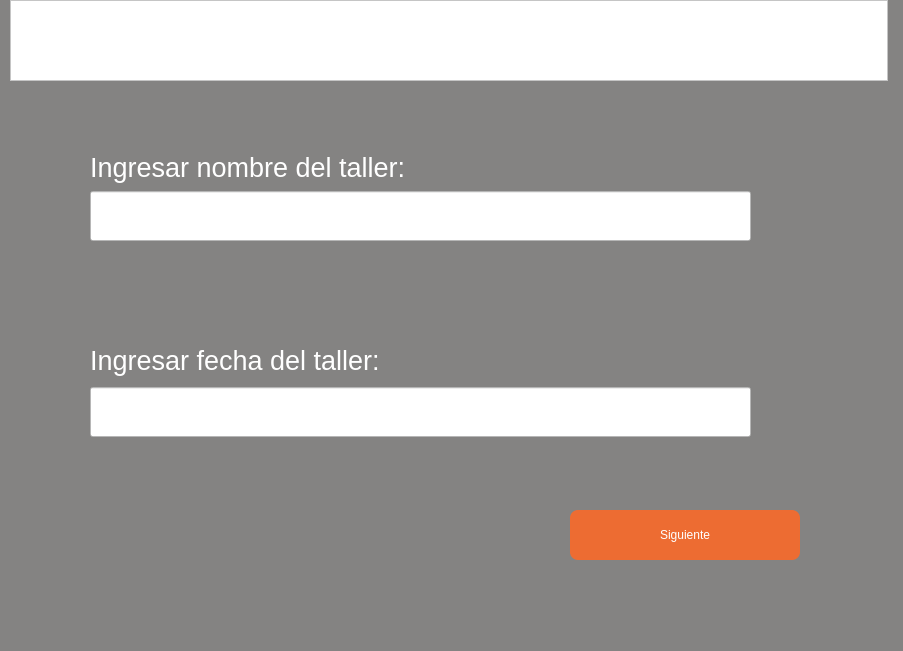
This is DiplomaFieldsScreen.ui in RicarlOz/DiplomaGenerator as Qt 5 draws it before an edit. The edited form follows.
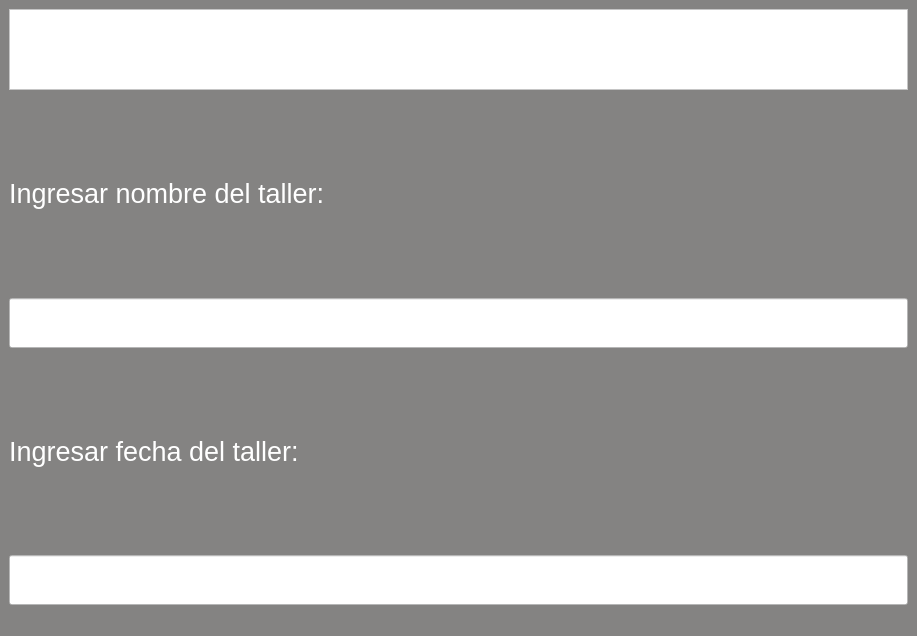
This is the edited form. Icons and pictures are not drawn.

Commit message: Diploma Fileds Screen responsiva

What changed in the file:
```diff
--- a/DiplomaFieldsScreen.ui
+++ b/DiplomaFieldsScreen.ui
@@ -6,30 +6,24 @@
    <rect>
     <x>0</x>
     <y>0</y>
-    <width>903</width>
-    <height>651</height>
+    <width>917</width>
+    <height>636</height>
    </rect>
   </property>
   <property name="windowTitle">
    <string>Generador de Diplomas</string>
   </property>
   <property name="autoFillBackground">
-   <bool>true</bool>
+   <bool>false</bool>
   </property>
   <property name="styleSheet">
    <string notr="true">color: white;
 background-color: rgb(132, 131, 130);</string>
   </property>
-  <widget class="QWidget" name="centralwidget">
+  <widget class="QWidget" name="Form">
+   <layout class="QGridLayout" name="gridLayout_2">
+    <item row="0" column="0">
    <widget class="QFrame" name="frame">
-    <property name="geometry">
-     <rect>
-      <x>10</x>
-      <y>0</y>
-      <width>878</width>
-      <height>81</height>
-     </rect>
-    </property>
     <property name="maximumSize">
      <size>
       <width>16777215</width>
@@ -77,37 +71,18 @@
      </item>
     </layout>
    </widget>
-   <widget class="QWidget" name="verticalLayoutWidget">
-    <property name="geometry">
-     <rect>
-      <x>40</x>
-      <y>100</y>
-      <width>761</width>
-      <height>191</height>
-     </rect>
-    </property>
-    <layout class="QVBoxLayout" name="verticalLayout">
-     <property name="leftMargin">
-      <number>50</number>
-     </property>
-     <property name="topMargin">
-      <number>50</number>
-     </property>
-     <property name="rightMargin">
-      <number>50</number>
-     </property>
-     <property name="bottomMargin">
-      <number>50</number>
-     </property>
+    </item>
+    <item row="1" column="0">
+     <layout class="QVBoxLayout" name="vlName">
      <item>
-      <widget class="QLabel" name="label_2">
+       <widget class="QLabel" name="lbName">
        <property name="text">
         <string>&lt;html&gt;&lt;head/&gt;&lt;body&gt;&lt;p&gt;&lt;span style=&quot; font-size:20pt;&quot;&gt;Ingresar nombre del taller:&lt;/span&gt;&lt;/p&gt;&lt;/body&gt;&lt;/html&gt;</string>
        </property>
       </widget>
      </item>
      <item>
-      <widget class="QLineEdit" name="lineEdit_2">
+       <widget class="QLineEdit" name="tfName">
        <property name="minimumSize">
         <size>
          <width>660</width>
@@ -124,31 +99,11 @@
       </widget>
      </item>
     </layout>
-   </widget>
-   <widget class="QWidget" name="verticalLayoutWidget_2">
-    <property name="geometry">
-     <rect>
-      <x>40</x>
-      <y>290</y>
-      <width>761</width>
-      <height>197</height>
-     </rect>
-    </property>
-    <layout class="QVBoxLayout" name="verticalLayout_3">
-     <property name="leftMargin">
-      <number>50</number>
-     </property>
-     <property name="topMargin">
-      <number>50</number>
-     </property>
-     <property name="rightMargin">
-      <number>50</number>
-     </property>
-     <property name="bottomMargin">
-      <number>50</number>
-     </property>
+    </item>
+    <item row="2" column="0">
+     <layout class="QVBoxLayout" name="vlDate">
      <item>
-      <widget class="QLabel" name="label_3">
+       <widget class="QLabel" name="lbDate">
        <property name="font">
         <font>
          <pointsize>7</pointsize>
@@ -160,7 +115,7 @@
       </widget>
      </item>
      <item>
-      <widget class="QLineEdit" name="lineEdit">
+       <widget class="QLineEdit" name="tfDate">
        <property name="minimumSize">
         <size>
          <width>660</width>
@@ -174,64 +129,11 @@
       </widget>
      </item>
     </layout>
-   </widget>
-   <widget class="QWidget" name="verticalLayoutWidget_3">
-    <property name="geometry">
-     <rect>
-      <x>520</x>
-      <y>490</y>
-      <width>330</width>
-      <height>91</height>
-     </rect>
-    </property>
-    <layout class="QVBoxLayout" name="verticalLayout_4">
-     <property name="leftMargin">
-      <number>50</number>
-     </property>
-     <property name="topMargin">
-      <number>0</number>
-     </property>
-     <property name="rightMargin">
-      <number>50</number>
-     </property>
-     <property name="bottomMargin">
-      <number>0</number>
-     </property>
-     <item>
-      <widget class="QPushButton" name="pushButton">
-       <property name="minimumSize">
-        <size>
-         <width>230</width>
-         <height>50</height>
-        </size>
-       </property>
-       <property name="maximumSize">
-        <size>
-         <width>230</width>
-         <height>50</height>
-        </size>
-       </property>
-       <property name="styleSheet">
-        <string notr="true">background-color: rgb(237, 108, 50);
-border-radius: 8px</string>
-       </property>
-       <property name="text">
-        <string>Siguiente</string>
-       </property>
-      </widget>
-     </item>
-    </layout>
-   </widget>
-  </widget>
-  <widget class="QMenuBar" name="menubar">
-   <property name="geometry">
-    <rect>
-     <x>0</x>
-     <y>0</y>
-     <width>903</width>
-     <height>26</height>
-    </rect>
-   </property>
+    </item>
+    <item row="3" column="0">
+     <layout class="QHBoxLayout" name="horizontalLayout"/>
+    </item>
+   </layout>
   </widget>
   <widget class="QStatusBar" name="statusbar"/>
  </widget>
```
Left out of the diff: 4 changed lines with no effect on the pictures. Lines whose indentation alone changed are shown as unchanged.
